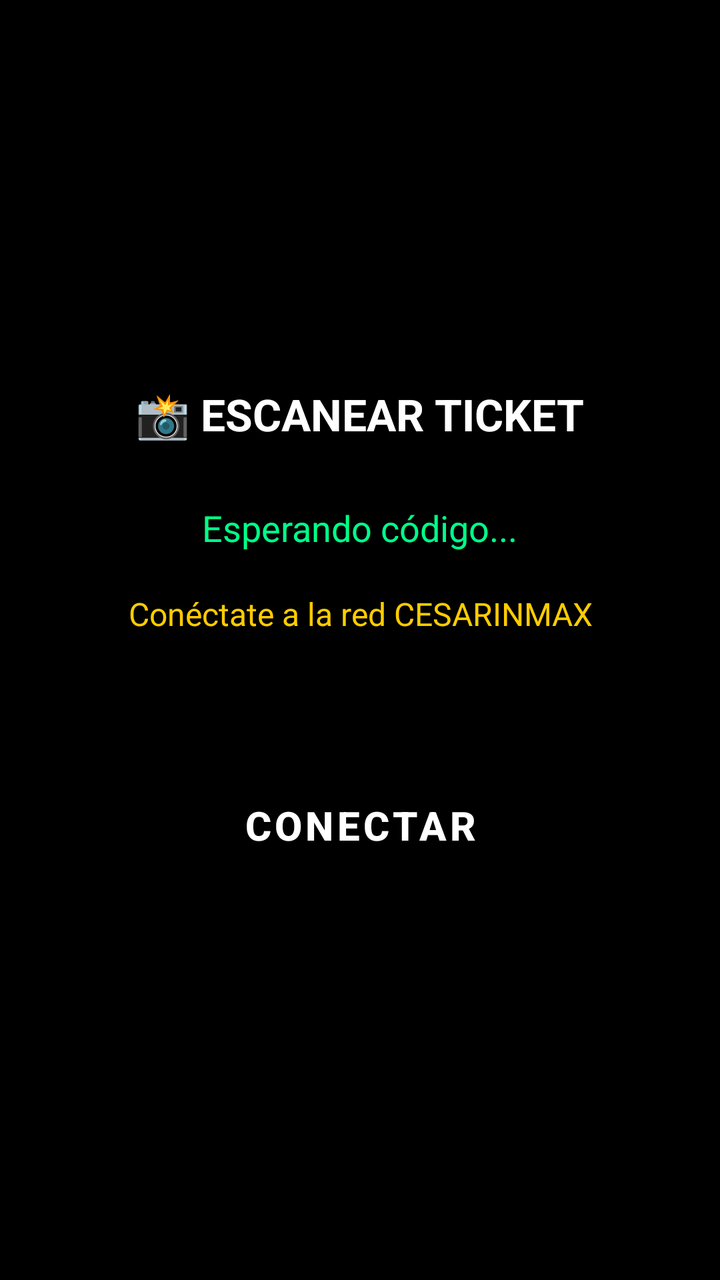
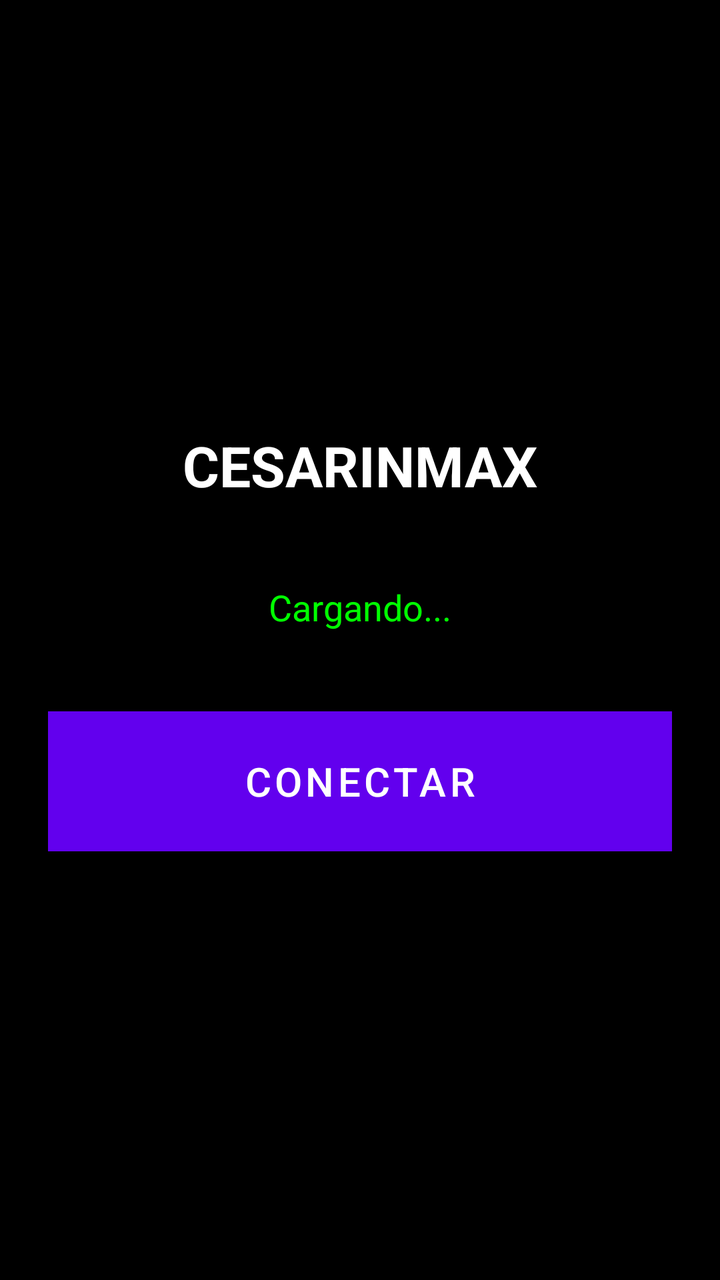

The first picture is an Android layout as it rendered before a commit; the second is the same layout after the commit. The layout source and the unified diff follow.
<!-- AndroidManifest.xml: fallback theme Theme.MaterialComponents.DayNight.NoActionBar -->
<!-- res/layout/activity_main.xml -->
<?xml version="1.0" encoding="utf-8"?>
<LinearLayout xmlns:android="http://schemas.android.com/apk/res/android"
    android:layout_width="match_parent"
    android:layout_height="match_parent"
    android:background="#000000"
    android:orientation="vertical"
    android:gravity="center"
    android:padding="24dp">

    <TextView
        android:layout_width="wrap_content"
        android:layout_height="wrap_content"
        android:text="📸 ESCANEAR TICKET"
        android:textColor="#FFFFFF"
        android:textSize="22sp"
        android:textStyle="bold"
        android:layout_marginBottom="30dp"/>

    <TextView
        android:id="@+id/tvCodigo"
        android:layout_width="wrap_content"
        android:layout_height="wrap_content"
        android:text="Esperando código..."
        android:textColor="#00FF88"
        android:textSize="18sp"
        android:layout_marginBottom="20dp"/>

    <TextView
        android:id="@+id/tvEstado"
        android:layout_width="wrap_content"
        android:layout_height="wrap_content"
        android:text="Conéctate a la red CESARINMAX"
        android:textColor="#FFCC00"
        android:textSize="16sp"
        android:gravity="center"
        android:layout_marginBottom="40dp"/>

    <Button
        android:id="@+id/btnConectar"
        android:layout_width="match_parent"
        android:layout_height="70dp"
        android:text="CONECTAR"
        android:background="#D32F2F"
        android:textColor="#FFFFFF"
        android:textSize="20sp"
        android:textStyle="bold"
        android:layout_marginTop="20dp"
        android:enabled="false"/>

</LinearLayout>
<!-- resources referenced by this layout -->
<resources>

</resources>

<!-- the commit's change to res/layout/activity_main.xml (unified diff, before → after) -->
@@ -2,7 +2,7 @@
 <LinearLayout xmlns:android="http://schemas.android.com/apk/res/android"
     android:layout_width="match_parent"
     android:layout_height="match_parent"
-    android:background="#000000"
+    android:background="#000"
     android:orientation="vertical"
     android:gravity="center"
     android:padding="24dp">
@@ -10,29 +10,19 @@
     <TextView
         android:layout_width="wrap_content"
         android:layout_height="wrap_content"
-        android:text="📸 ESCANEAR TICKET"
-        android:textColor="#FFFFFF"
-        android:textSize="22sp"
+        android:text="CESARINMAX"
+        android:textColor="#FFF"
+        android:textSize="28sp"
         android:textStyle="bold"
-        android:layout_marginBottom="30dp"/>
-
-    <TextView
-        android:id="@+id/tvCodigo"
-        android:layout_width="wrap_content"
-        android:layout_height="wrap_content"
-        android:text="Esperando código..."
-        android:textColor="#00FF88"
-        android:textSize="18sp"
-        android:layout_marginBottom="20dp"/>
+        android:layout_marginBottom="40dp"/>
 
     <TextView
         android:id="@+id/tvEstado"
         android:layout_width="wrap_content"
         android:layout_height="wrap_content"
-        android:text="Conéctate a la red CESARINMAX"
-        android:textColor="#FFCC00"
-        android:textSize="16sp"
-        android:gravity="center"
+        android:text="Cargando..."
+        android:textColor="#0F0"
+        android:textSize="18sp"
         android:layout_marginBottom="40dp"/>
 
     <Button
@@ -41,10 +31,7 @@
         android:layout_height="70dp"
         android:text="CONECTAR"
         android:background="#D32F2F"
-        android:textColor="#FFFFFF"
-        android:textSize="20sp"
-        android:textStyle="bold"
-        android:layout_marginTop="20dp"
-        android:enabled="false"/>
+        android:textColor="#FFF"
+        android:textSize="20sp"/>
 
 </LinearLayout>
